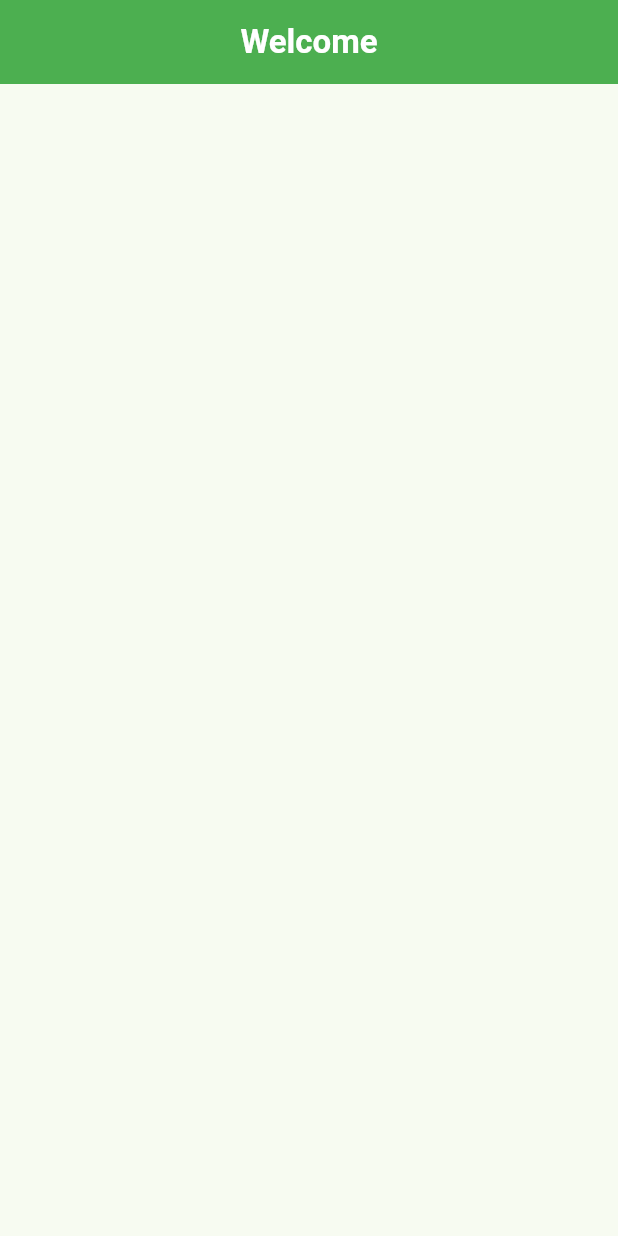
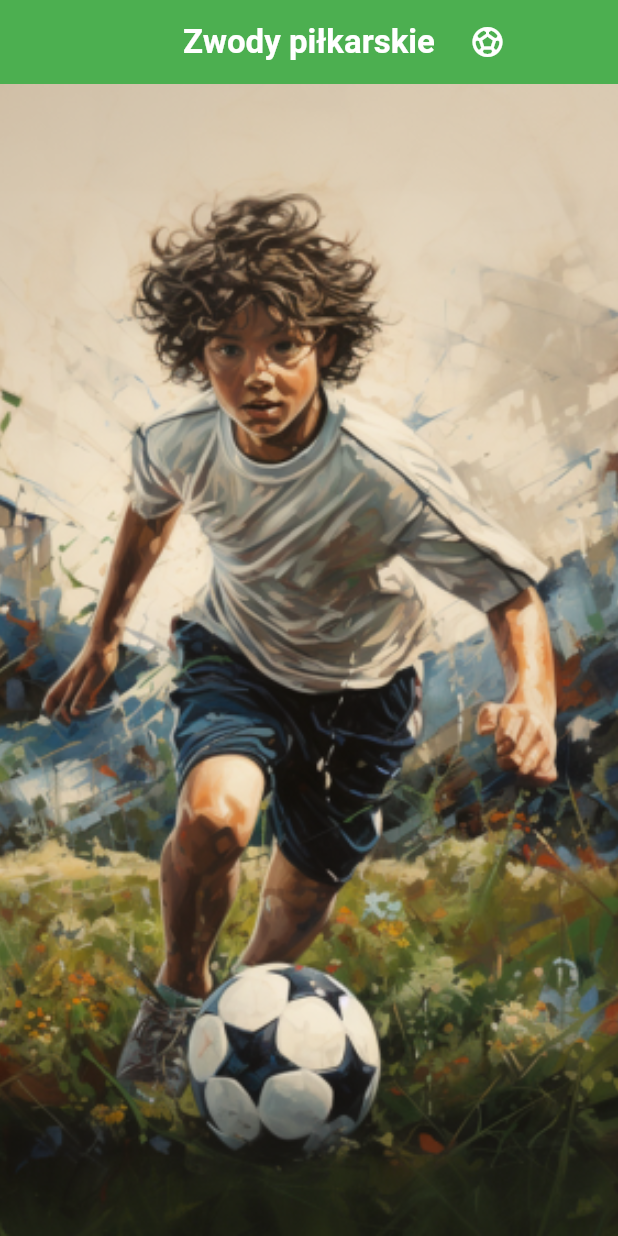
Before and after one commit to hubertgredzinski/Zwody_pi-karskie, a Flutter app: the screen it shows after launch, on a phone screen of 412 x 824 dp. Run offline on Flutter 3.47's test engine with Material 2 defaults, Android fonts, the phone set to English and light mode, and no system bars.

Commit message:
Change appbar appearance and add background to first page

```diff
--- a/lib/main.dart
+++ b/lib/main.dart
@@ -12,21 +12,42 @@ class MyApp extends StatelessWidget {
     return MaterialApp(
       title: 'Flutter Demo',
       theme: ThemeData(
-        colorScheme: ColorScheme.fromSeed(seedColor: Colors.green),
+        colorScheme: ColorScheme.fromSeed(
+          seedColor: Colors.green,
+        ),
         useMaterial3: true,
       ),
-      home: Scaffold(
-        appBar: AppBar(
-          title: const Center(
-            child: Text(
-              'Welcome',
+      home: Container(
+        decoration: const BoxDecoration(
+          image: DecorationImage(
+            image: AssetImage('assets/fotball2.png'),
+            fit: BoxFit.cover,
+          ),
+        ),
+        child: Scaffold(
+          backgroundColor: Colors.transparent,
+          appBar: AppBar(
+            title: const Text(
+              'Zwody piłkarskie',
               style: TextStyle(
                 color: Colors.white,
                 fontWeight: FontWeight.bold,
               ),
             ),
+            centerTitle: true,
+            backgroundColor: Colors.green,
+            actions: const [
+              Padding(
+                padding: EdgeInsets.only(
+                  right: 75.0,
+                ),
+                child: Icon(
+                  Icons.sports_soccer_sharp,
+                  color: Colors.white,
+                ),
+              ),
+            ],
           ),
-          backgroundColor: Colors.green,
         ),
       ),
     );
```
Also changed, not shown: pubspec.yaml (+5 -4 lines), assets/football.png (added), assets/fotball.png (added), assets/fotball2.png (added).
